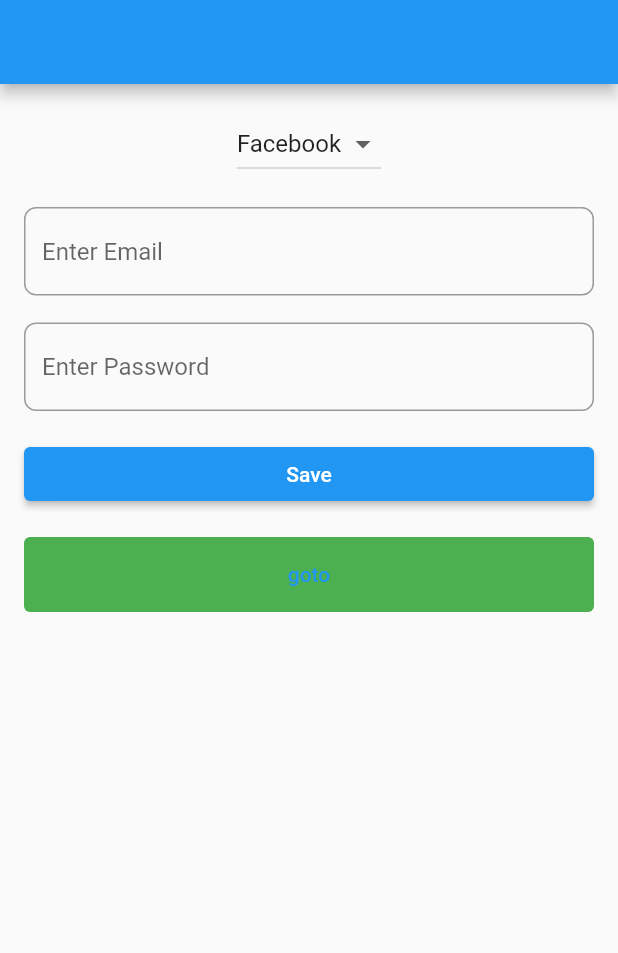
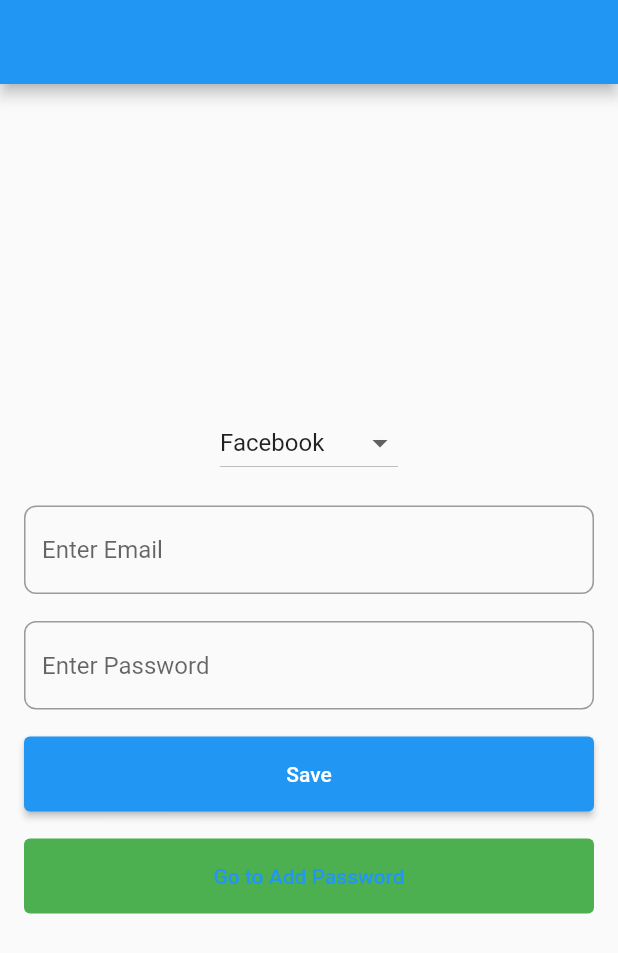
Before and after one commit to priynka2004/password_meneger, a Flutter app: the screen it shows after launch, after a tap on "Save", on a phone screen of 412 x 824 dp. Shown: the top 953 px of the screen. Run offline on Flutter 3.47's test engine with Material 2 defaults, Android fonts, the phone set to English and light mode, and no system bars; our stand-ins replace shared_preferences.

Commit message:
create screen

```diff
--- a/lib/ui/save_password_screen.dart
+++ b/lib/ui/save_password_screen.dart
@@ -1,22 +1,31 @@
 import 'package:flutter/material.dart';
 import 'package:password_meneger/ui/add_password_screen.dart';
+import 'package:password_meneger/util/strings.dart';
 import 'package:shared_preferences/shared_preferences.dart';
 
 class PasswordSaveScreen extends StatefulWidget {
-  const PasswordSaveScreen({super.key});
+  const PasswordSaveScreen({Key? key}) : super(key: key);
 
   @override
   State<PasswordSaveScreen> createState() => _PasswordSaveScreenState();
 }
 
 class _PasswordSaveScreenState extends State<PasswordSaveScreen> {
-  String currentValue = 'Facebook';
+  String currentValue = Strings.currentValue;
   List<String> list = [
-    'Facebook',
-    'Gmail',
-    'Github',
-    'Instagram',
-    'Telegram',
+    Strings.list,
+    Strings.list1,
+    Strings.list2,
+    Strings.list3,
+    Strings.list4,
+    Strings.list5,
+    Strings.list6,
+    Strings.list7,
+    Strings.list8,
+    Strings.list9,
+    Strings.list10,
+    Strings.list11,
+    Strings.list12,
   ];
   TextEditingController emailController = TextEditingController();
   TextEditingController passwordController = TextEditingController();
@@ -29,6 +38,7 @@
         body: Center(
           child: Padding(
             padding: const EdgeInsets.all(16.0),
+            child: SingleChildScrollView(
               child: Column(
                 children: [
                   DropdownButton<String>(
@@ -55,42 +65,35 @@
                     decoration: InputDecoration(
                       border: OutlineInputBorder(
                           borderRadius: BorderRadius.circular(8)),
-                    hintText: 'Enter Email',
+                      hintText: Strings.emailText1,
                     ),
                   ),
                   const SizedBox(
                     height: 18,
                   ),
                   TextField(
+                    obscureText: true,
                     controller: passwordController,
                     decoration: InputDecoration(
                       border: OutlineInputBorder(
                           borderRadius: BorderRadius.circular(8)),
-                    hintText: 'Enter Password',
+                      hintText: Strings.passwordText1,
                     ),
                   ),
                   const SizedBox(
                     height: 18,
                   ),
                   ElevatedButton(
-                  onPressed: () async {
-                    String email = emailController.text;
-                    String password = passwordController.text;
-                    SharedPreferences pref =
-                        await SharedPreferences.getInstance();
-                    pref.setString('email', email);
-                    pref.setString('password', password);
-                    passwordController.clear();
-                    emailController.clear();
-                  },
-                  child: const Row(
-                    mainAxisAlignment: MainAxisAlignment.center,
-                    children: [
-                      Text('Save'),
-                    ],
+                    style: ButtonStyle(
+                      minimumSize: MaterialStateProperty.all(
+                        const Size(500, 50),
                       ),
                     ),
-
+                    onPressed: () async {
+                      await saveData();
+                    },
+                    child: const Text(Strings.buttonText),
+                  ),
                   const SizedBox(
                     height: 18,
                   ),
@@ -100,20 +103,34 @@
                       minimumSize: MaterialStateProperty.all(const Size(500, 50)),
                     ),
                     onPressed: () {
-                    Navigator.push(context,
-                        MaterialPageRoute(builder: (context) {
+                      Navigator.push(
+                        context,
+                        MaterialPageRoute(
+                          builder: (context) {
                             return const AddPasswordScreen();
-                    }));
                           },
-                  child: const Text(
-                    'goto',
                         ),
+                      );
+                    },
+                    child: const Text(Strings.textButton),
                   ),
                 ],
               ),
             ),
           ),
         ),
+      ),
     );
   }
+
+  Future<void> saveData() async {
+    String email = emailController.text;
+    String password = passwordController.text;
+    SharedPreferences pref =
+    await SharedPreferences.getInstance();
+    pref.setString('$currentValue email', email);
+    pref.setString('$currentValue password', password);
+    passwordController.clear();
+    emailController.clear();
   }
+}
```
Also changed, not shown: lib/ui/add_password_screen.dart (+48 -23 lines). Lines whose indentation alone changed are shown as unchanged.
